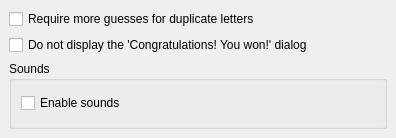
Above: src/generalui.ui from KDE/khangman before the change. Below: the same form after it.
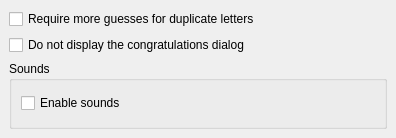
That is the form after the change.

Diff of the .ui file:
```diff
--- a/src/generalui.ui
+++ b/src/generalui.ui
@@ -62,7 +62,7 @@
 If this option is checked, this dialog will not appear and a new game will automatically start after four seconds. A passive popup tells you you have won the game. When this opton is checked you don't have an intrusive dialog each time you won a game.</string>
      </property>
      <property name="text" >
-      <string>Do not display the 'Congratulations! You won!' dialog</string>
+      <string>Do not display the congratulations dialog</string>
      </property>
     </widget>
    </item>
```
Left out of the diff: 16 changed lines with no effect on the pictures.
